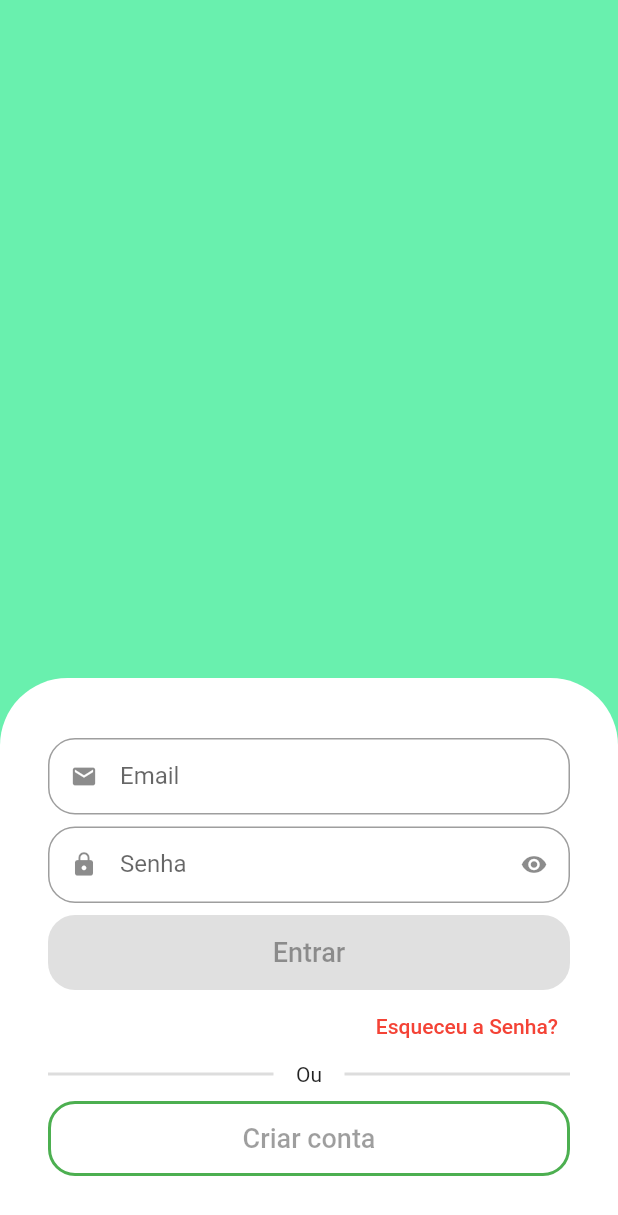
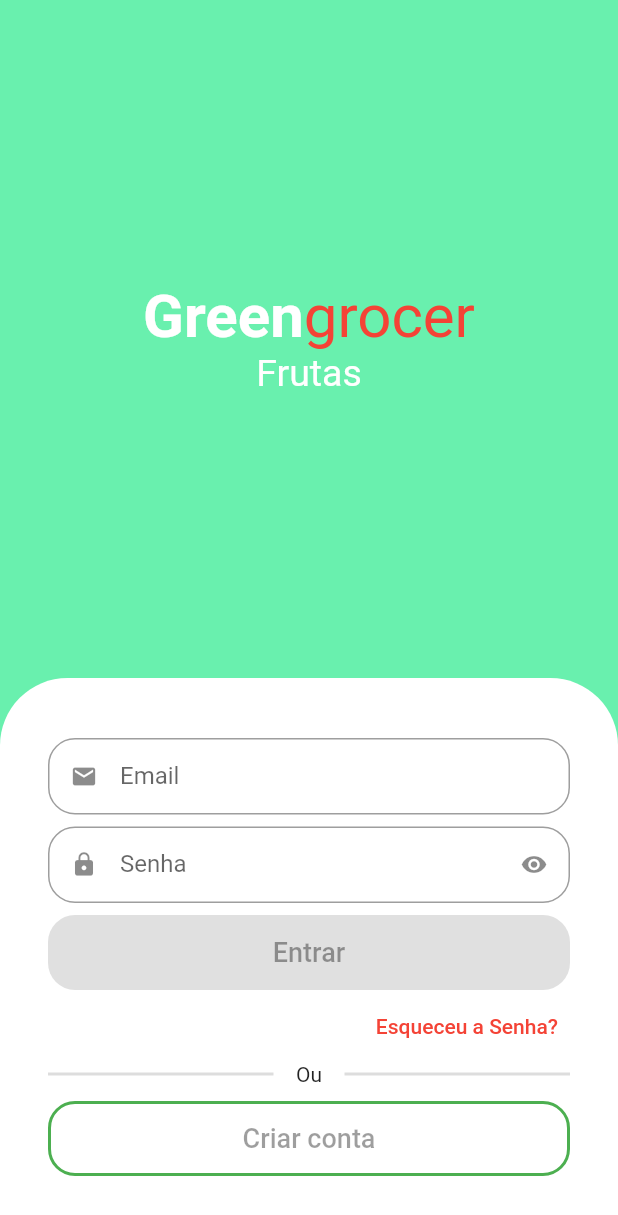
Before and after one commit to IagoAntunes/quitandavirtual, a Flutter app: the screen it shows after launch, on a phone screen of 412 x 824 dp. Shown: the top 1215 px of the screen. Run offline on Flutter 3.47's test engine with Material 2 defaults, Android fonts, the phone set to English and light mode, and no system bars; drawn by our look-alikes of animated_text_kit.

Commit message:
Login Screen

```diff
--- a/lib/src/auth/sign_in_screen.dart
+++ b/lib/src/auth/sign_in_screen.dart
@@ -1,3 +1,4 @@
+import 'package:animated_text_kit/animated_text_kit.dart';
 import 'package:flutter/material.dart';
 import 'package:flutter/src/widgets/container.dart';
 import 'package:flutter/src/widgets/framework.dart';
@@ -11,7 +12,41 @@ class SignInScreen extends StatelessWidget {
     return Scaffold(
       backgroundColor: Colors.greenAccent,
       body: Column(children: [
-        Expanded(child: Container(color: Colors.greenAccent)),
+        //Banner
+        Expanded(
+            child: Column(
+          mainAxisAlignment: MainAxisAlignment.center,
+          children: [
+            //Titulo
+            Text.rich(TextSpan(style: TextStyle(fontSize: 40), children: [
+              TextSpan(
+                  text: 'Green',
+                  style: TextStyle(
+                      color: Colors.white, fontWeight: FontWeight.bold)),
+              TextSpan(text: 'grocer', style: TextStyle(color: Colors.red)),
+            ])),
+
+            //Categorias
+            SizedBox(
+              height: 30,
+              child: DefaultTextStyle(
+                style: const TextStyle(fontSize: 25),
+                child: AnimatedTextKit(
+                    pause: Duration.zero,
+                    repeatForever: true,
+                    animatedTexts: [
+                      FadeAnimatedText('Frutas'),
+                      FadeAnimatedText('Verduras'),
+                      FadeAnimatedText('Legumes'),
+                      FadeAnimatedText('Carnes'),
+                      FadeAnimatedText('Cereais')
+                    ]),
+              ),
+            )
+          ],
+        )),
+
+        //Form
         Container(
           padding: const EdgeInsets.symmetric(horizontal: 32, vertical: 40),
           decoration: const BoxDecoration(
@@ -25,12 +60,14 @@ class SignInScreen extends StatelessWidget {
               label: 'Email',
               isSecret: false,
             ),
+
             // Input Password
             const CustomTextField(
               icon: Icons.lock,
               label: 'Senha',
               isSecret: true,
             ),
+
             //Login Button
             SizedBox(
                 height: 50,
@@ -44,6 +81,7 @@ class SignInScreen extends StatelessWidget {
                       'Entrar',
                       style: TextStyle(fontSize: 18),
                     ))),
+
             //Forget Password
             const Align(
               alignment: Alignment.centerRight,
@@ -54,6 +92,7 @@ class SignInScreen extends StatelessWidget {
                     style: TextStyle(color: Colors.red),
                   )),
             ),
+
             //Divider OR
             Padding(
               padding: const EdgeInsets.only(bottom: 10),
@@ -78,6 +117,7 @@ class SignInScreen extends StatelessWidget {
                 ],
               ),
             ),
+
             // Button Sign In
             SizedBox(
               height: 50,
--- a/pubspec.yaml
+++ b/pubspec.yaml
@@ -36,6 +36,7 @@ dependencies:
   # The following adds the Cupertino Icons font to your application.
   # Use with the CupertinoIcons class for iOS style icons.
   cupertino_icons: ^1.0.2
+  animated_text_kit: ^4.2.2
 
 dev_dependencies:
   flutter_test:
```
Also changed, not shown: pubspec.lock.
